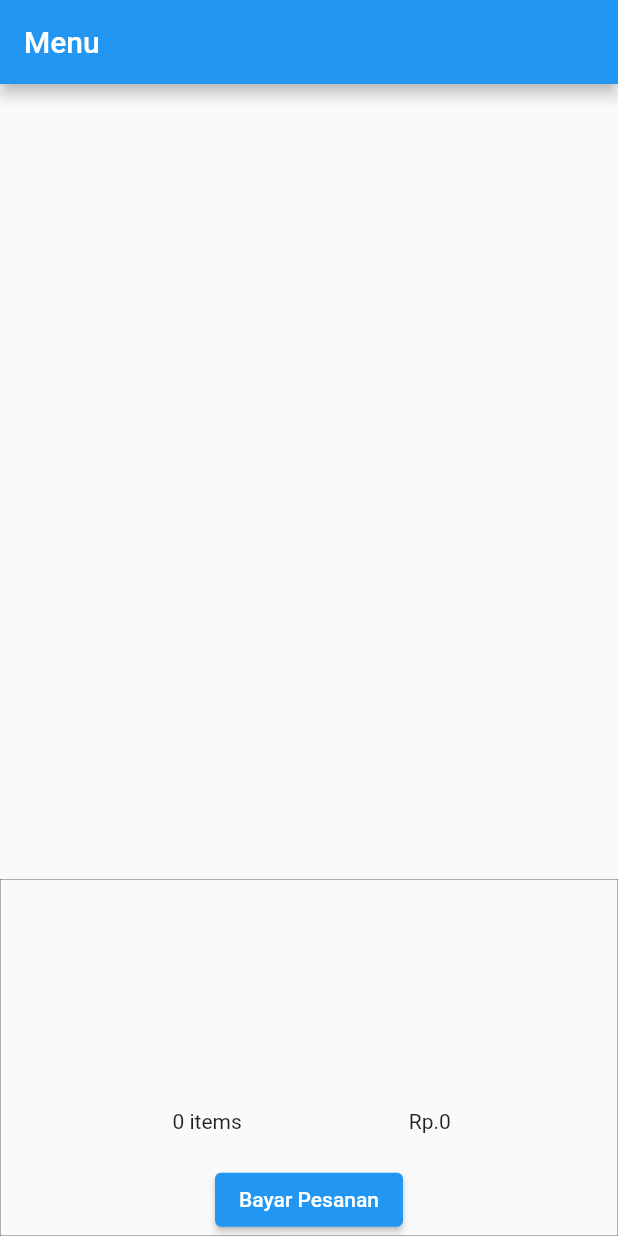
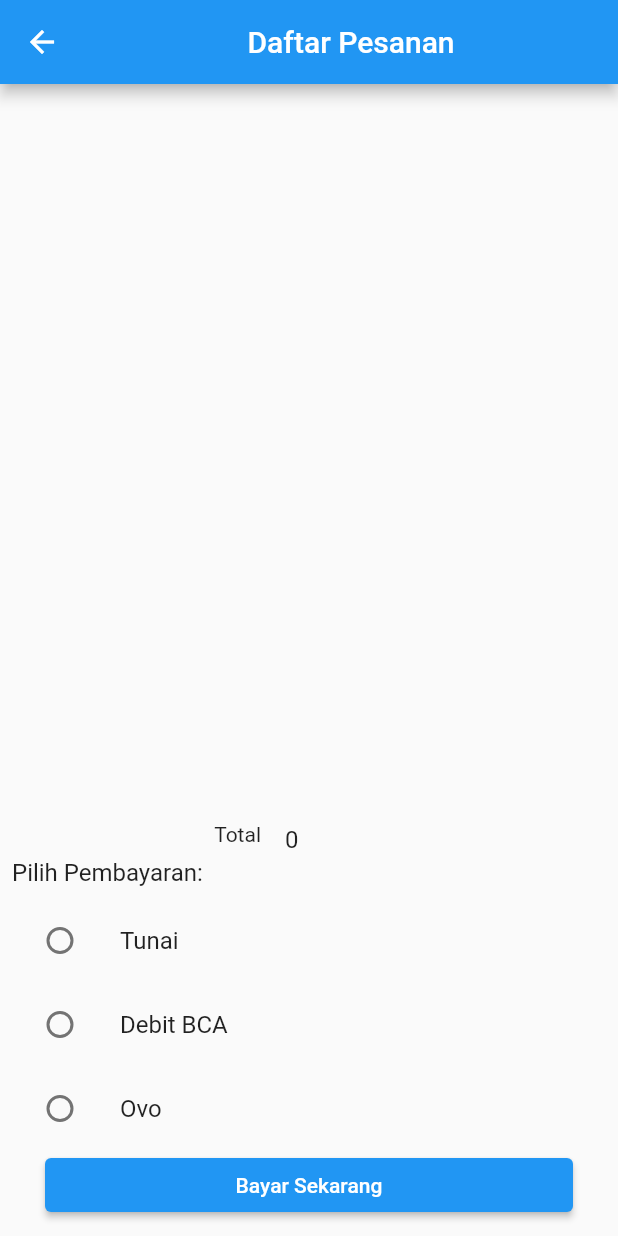
Before and after one commit to Ali-321/flutter_app_pesan_makanan, a Flutter app: the screen it shows after launch, after a tap on "Bayar Pesanan", on a phone screen of 412 x 824 dp. Run offline on Flutter 3.47's test engine with Material 2 defaults, Android fonts, the light colour scheme and no system bars; our stand-ins replace cloud_firestore, firebase_core; accounts and stored records are empty.

Commit message:
complited daftar pesanan

```diff
--- a/lib/main.dart
+++ b/lib/main.dart
@@ -2,6 +2,7 @@ import 'package:flutter/material.dart';
 import 'package:firebase_core/firebase_core.dart';
 
 import 'package:flutter_application_pesan_makanan/provider/all_data.dart';
+import 'package:flutter_application_pesan_makanan/screen/sc_daftar_pesanan.dart';
 
 import 'package:flutter_application_pesan_makanan/screen/sc_menu.dart';
 import 'package:provider/provider.dart';
--- a/lib/provider/all_data.dart
+++ b/lib/provider/all_data.dart
@@ -5,7 +5,9 @@ import '../model/pesan.dart';
 
 class AllData extends ChangeNotifier {
   // int _tempJml = 0;
+  List<int> _indexPesan = [];
   List<Makanan> _makananList = [];
+  String? _selectedPembayaran;
   int _items = 0;
   int _totalPesanan = 0;
   //List<Pesan> _pesanList = [];
@@ -13,6 +15,8 @@ class AllData extends ChangeNotifier {
   List<Makanan> get makananList => _makananList;
   int get items => _items;
   int get totalPesanan => _totalPesanan;
+  String? get selectedPembayaran => _selectedPembayaran;
+  List<int> get indexPesan => _indexPesan;
 
   //List<Pesan> get pesanList => _pesanList;
   //int get tempJml => _tempJml;
@@ -27,6 +31,11 @@ class AllData extends ChangeNotifier {
     }
   }
 */
+
+  void pilihPembayaran(String? selectedPembayaran) {
+    _selectedPembayaran = selectedPembayaran;
+    notifyListeners();
+  }
 
 /*
   void decrement(int index) {
@@ -52,6 +61,7 @@ class AllData extends ChangeNotifier {
         _makananList.elementAt(i).total = _makananList.elementAt(i).jmlPesan *
             _makananList.elementAt(i).harga;
         if (0 < element.jmlPesan && element.jmlPesan == 1) {
+          _indexPesan.add(i);
           _items++;
         }
 
@@ -76,6 +86,7 @@ class AllData extends ChangeNotifier {
         i++;
       }
       if (0 == _makananList.elementAt(index).jmlPesan) {
+        _indexPesan.remove(index);
         _items--;
       }
     }
--- /dev/null
+++ b/lib/screen/sc_daftar_pesanan.dart
@@ -0,0 +1,74 @@
+import 'package:flutter/material.dart';
+import 'package:flutter_application_pesan_makanan/widget/pembayaran.dart';
+
+import 'package:provider/provider.dart';
+
+import '../provider/all_data.dart';
+
+class ScDaftarPesanan extends StatefulWidget {
+  const ScDaftarPesanan({super.key});
+
+  @override
+  State<ScDaftarPesanan> createState() => _ScDaftarPesananState();
+}
+
+class _ScDaftarPesananState extends State<ScDaftarPesanan> {
+  @override
+  Widget build(BuildContext context) {
+    return Scaffold(
+      appBar: AppBar(
+        title: const Center(child: Text('Daftar Pesanan')),
+      ),
+      body: Consumer<AllData>(
+        builder: (context, allData, child) => Stack(children: [
+          ListView.builder(
+            itemCount: allData.indexPesan.length,
+            itemBuilder: (context, index) => Column(
+              children: [
+                const SizedBox(
+                  height: 20,
+                ),
+                ListTile(
+                  leading: SizedBox(
+                    width: 250,
+                    child: Text(
+                        allData.makananList[allData.indexPesan[index]].nama),
+                  ),
+                  title: Text(
+                      '${allData.makananList[allData.indexPesan[index]].jmlPesan} X ${allData.makananList[allData.indexPesan[index]].harga}'),
+                  subtitle: Text(allData
+                      .makananList[allData.indexPesan[index]].total
+                      .toString()),
+                ),
+              ],
+            ),
+          ),
+          Column(
+            mainAxisAlignment: MainAxisAlignment.end,
+            children: [
+              Container(
+                height: 300,
+                padding: EdgeInsets.all(8.0),
+                child: ListTile(
+                  leading: const SizedBox(
+                    width: 150,
+                    child: Text('Total', textAlign: TextAlign.end),
+                  ),
+                  title: Text(
+                    allData.totalPesanan.toString(),
+                  ),
+                ),
+              ),
+            ],
+          ),
+          Column(
+            mainAxisAlignment: MainAxisAlignment.end,
+            children: [
+              Pembayaran(),
+            ],
+          )
+        ]),
+      ),
+    );
+  }
+}
--- a/lib/widget/bayar_pesanan.dart
+++ b/lib/widget/bayar_pesanan.dart
@@ -1,5 +1,6 @@
 import 'package:flutter/material.dart';
 import 'package:flutter_application_pesan_makanan/model/all_create.dart';
+import 'package:flutter_application_pesan_makanan/screen/sc_daftar_pesanan.dart';
 import 'package:provider/provider.dart';
 
 import '../provider/all_data.dart';
@@ -43,7 +44,12 @@ class _BayarPesananState extends State<BayarPesanan> {
           const SizedBox(
             height: 20,
           ),
-          ElevatedButton(onPressed: () {}, child: Text('Bayar Pesanan')),
+          ElevatedButton(
+              onPressed: () {
+                Navigator.push(context,
+                    MaterialPageRoute(builder: (context) => ScDaftarPesanan()));
+              },
+              child: const Text('Bayar Pesanan')),
         ],
       ),
     );
--- /dev/null
+++ b/lib/widget/pembayaran.dart
@@ -0,0 +1,69 @@
+import 'package:flutter/material.dart';
+import 'package:flutter_application_pesan_makanan/provider/all_data.dart';
+import 'package:provider/provider.dart';
+
+class Pembayaran extends StatefulWidget {
+  @override
+  _PembayaranState createState() => _PembayaranState();
+}
+
+class _PembayaranState extends State<Pembayaran> {
+  @override
+  Widget build(BuildContext context) {
+    final p = Provider.of<AllData>(context, listen: false);
+    return Stack(
+      children: [
+        SizedBox(
+          height: 260,
+          child: Column(
+            crossAxisAlignment: CrossAxisAlignment.start,
+            children: [
+              Container(
+                  padding: const EdgeInsets.all(8.0),
+                  child: const Text(
+                    'Pilih Pembayaran:',
+                    style: TextStyle(fontSize: 16),
+                  )),
+              ListTile(
+                leading: Radio<String>(
+                  value: 'Tunai',
+                  groupValue: p.selectedPembayaran,
+                  onChanged: (value) {
+                    p.pilihPembayaran(value);
+                  },
+                ),
+                title: const Text('Tunai'),
+              ),
+              ListTile(
+                leading: Radio<String>(
+                  value: 'Debit BCA',
+                  groupValue: p.selectedPembayaran,
+                  onChanged: (value) {
+                    p.pilihPembayaran(value);
+                  },
+                ),
+                title: const Text('Debit BCA'),
+              ),
+              ListTile(
+                leading: Radio<String>(
+                  value: 'Ovo',
+                  groupValue: p.selectedPembayaran,
+                  onChanged: (value) {
+                    p.pilihPembayaran(value);
+                  },
+                ),
+                title: const Text('Ovo'),
+              ),
+            ],
+          ),
+        ),
+        Positioned(
+            bottom: 10,
+            right: 30,
+            left: 30,
+            child:
+                ElevatedButton(onPressed: () {}, child: Text('Bayar Sekarang')))
+      ],
+    );
+  }
+}
--- a/lib/widget/tombol.dart
+++ b/lib/widget/tombol.dart
@@ -29,9 +29,9 @@ class _TombolState extends State<Tombol> {
               TextButton(
                   onPressed: () {
                     Provider.of<AllData>(context, listen: false)
-                        .incrementPesanan(widget.idMakanan);
+                        .decrementPesanan(widget.idMakanan, widget.index);
                   },
-                  child: const Icon(Icons.add)),
+                  child: const Icon(Icons.remove)),
               Container(
                 padding: const EdgeInsets.only(right: 8, left: 8),
                 child: Consumer<AllData>(builder: (context, value, child) {
@@ -42,9 +42,9 @@ class _TombolState extends State<Tombol> {
               TextButton(
                   onPressed: () {
                     Provider.of<AllData>(context, listen: false)
-                        .decrementPesanan(widget.idMakanan, widget.index);
+                        .incrementPesanan(widget.idMakanan);
                   },
-                  child: const Icon(Icons.remove)),
+                  child: const Icon(Icons.add)),
               Container(
                 padding: const EdgeInsets.only(right: 8, left: 8),
                 child: Consumer<AllData>(builder: (context, value, child) {
```
Also changed, not shown: lib/model/riwayat_pesanan.dart (added).
